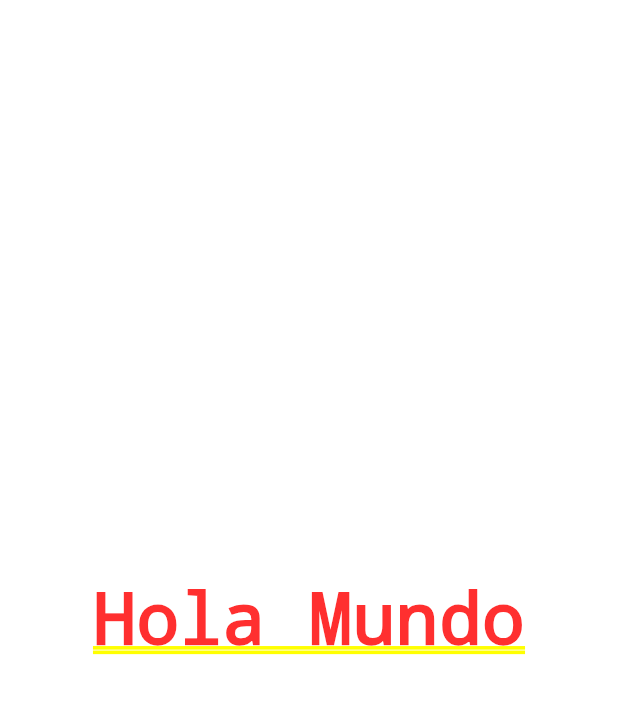
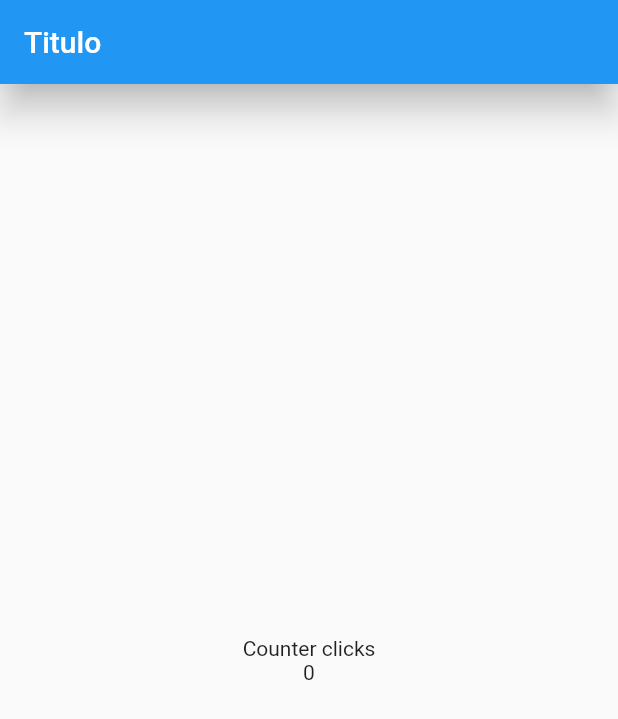
Before and after one commit to nmahnic/firstDartProj, a Flutter app: the screen it shows after launch, on a phone screen of 412 x 824 dp. Shown: the top 719 px of the screen. Run offline on Flutter 3.47's test engine with Material 2 defaults, Android fonts, the phone set to English and light mode, and no system bars.

Commit message:
Column, Scaffold, al;ignments

```diff
--- a/lib/main.dart
+++ b/lib/main.dart
@@ -1,6 +1,7 @@
 
 
 
+import 'package:counter_app/screens/home_screen.dart';
 import 'package:flutter/material.dart';
 
 void main() {
@@ -14,9 +15,8 @@ class MyApp extends StatelessWidget {
   @override
   Widget build(BuildContext context) {
       return const MaterialApp(
-        home: Center(
-          child: Text('Hola Mundo'),
-        )
+        debugShowCheckedModeBanner: false ,
+        home: HomeScreen()
       );
   }
 
--- /dev/null
+++ b/lib/screens/home_screen.dart
@@ -0,0 +1,29 @@
+
+
+import 'package:flutter/material.dart';
+
+class HomeScreen extends StatelessWidget {
+  const HomeScreen({Key? key}) : super(key: key);
+
+
+  @override
+  Widget build(BuildContext context) {
+
+    return Scaffold(
+      appBar: AppBar(
+        title: const Text('Titulo'),
+        elevation: 10.0,
+      ),
+      body: Center(
+        child: Column(
+            mainAxisAlignment: MainAxisAlignment.center,
+            children: const [
+              Text('Counter clicks'),
+              Text('0'),
+            ],
+        ),
+      ),
+    );
+  }
+
+}
```
